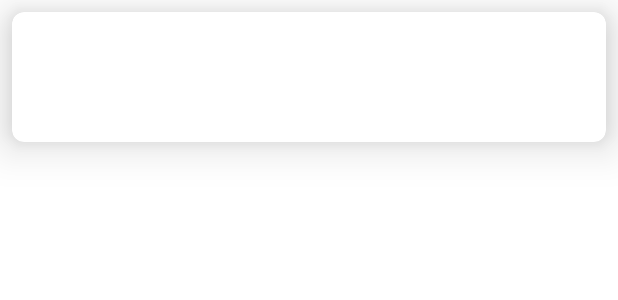
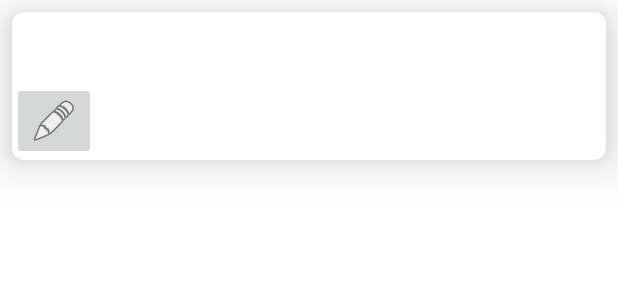
Before and after one commit to harikrishnanponath/tick-tick_android, an Android app: the layout list_item_worked_hours.xml on its own in the app's theme, with its tools: preview values and no code run, on a phone screen of 412 x 824 dp. Shown: the top 300 px of the screen. Run offline under Robolectric (Android 15) with nearby library versions, the phone set to English and light mode, and no system bars.

Commit message:
#3 Edited Worked Hours

```diff
--- a/app/src/main/java/com/h_ponathgopinadhan/ticktick/WorkedHoursDialogFragment.kt
+++ b/app/src/main/java/com/h_ponathgopinadhan/ticktick/WorkedHoursDialogFragment.kt
@@ -11,9 +11,8 @@ import android.widget.Button
 import android.widget.EditText
 import androidx.appcompat.app.AlertDialog
 import androidx.fragment.app.DialogFragment
-import com.google.firebase.crashlytics.buildtools.reloc.com.google.common.reflect.TypeToken
 import com.google.gson.Gson
-
+import com.google.gson.reflect.TypeToken
 
 // TODO: Rename parameter arguments, choose names that match
 // the fragment initialization parameters, e.g. ARG_ITEM_NUMBER
--- a/app/src/main/res/layout/list_item_worked_hours.xml
+++ b/app/src/main/res/layout/list_item_worked_hours.xml
@@ -6,14 +6,14 @@
         android:layout_width="match_parent"
         android:layout_height="wrap_content"
         android:layout_margin="8dp"
+        android:padding="18dp"
         app:cardCornerRadius="8dp"
         app:cardElevation="18dp">
 
     <LinearLayout
         android:layout_width="match_parent"
         android:layout_height="wrap_content"
-        android:orientation="vertical"
-        android:padding="20dp">
+        android:orientation="vertical">
 
 
         <TextView
@@ -29,6 +29,20 @@
             android:layout_height="wrap_content"
             android:textSize="16sp" />
 
+        <LinearLayout
+            android:layout_width="match_parent"
+            android:layout_height="wrap_content"
+            android:orientation="horizontal"
+            >
 
-    </LinearLayout>
+            <ImageButton
+                android:id="@+id/editButton"
+                android:layout_width="wrap_content"
+                android:layout_height="wrap_content"
+                android:src="@android:drawable/ic_menu_edit" />
+
+        </LinearLayout>
+
+
+</LinearLayout>
     </androidx.cardview.widget.CardView>
```
Also changed, not shown: app/src/main/java/com/h_ponathgopinadhan/ticktick/EditDialogFragment.kt (added, +62 -0 lines), app/src/main/java/com/h_ponathgopinadhan/ticktick/MainActivity.kt (+2 -7 lines), app/src/main/java/com/h_ponathgopinadhan/ticktick/WorkedHoursAdapter.kt (+20 -2 lines), app/src/main/java/com/h_ponathgopinadhan/ticktick/WorkedHoursListFragment.kt (+44 -6 lines), app/src/main/res/layout/fragment_edit_dialog.xml (added, +16 -0 lines).
